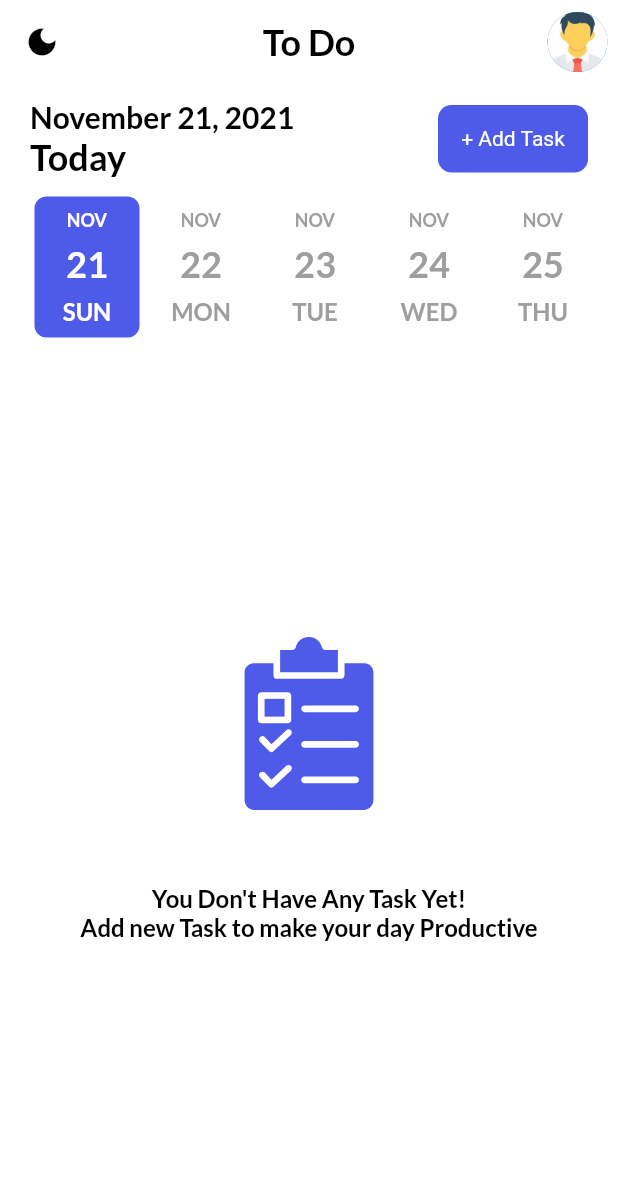
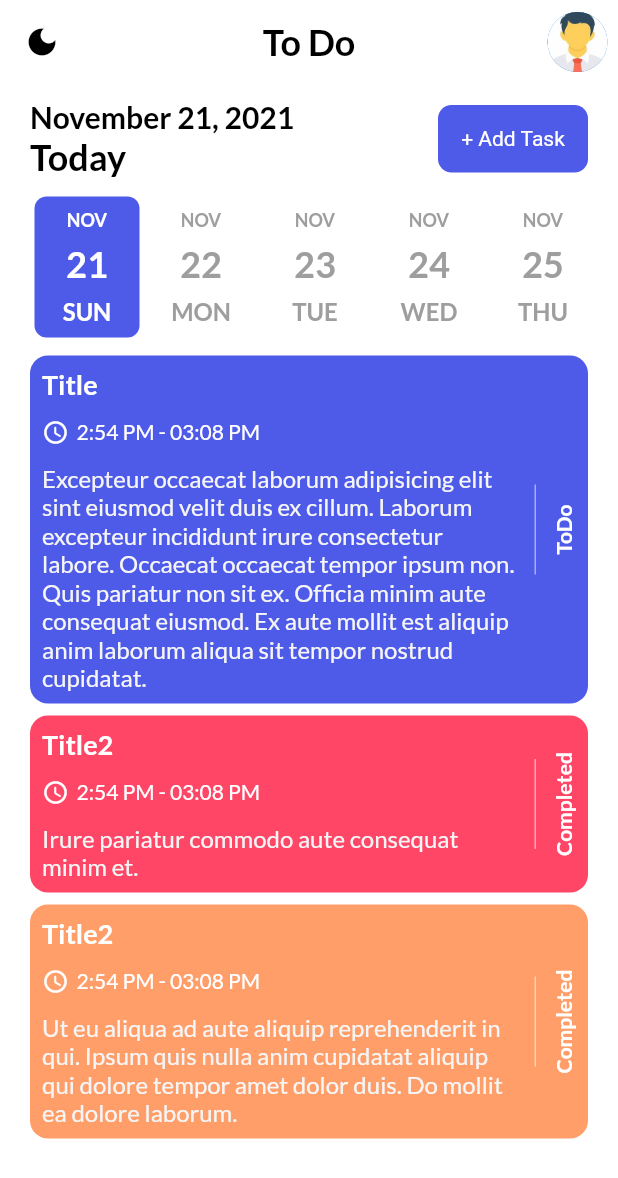
Before and after one commit to AbdArrahmanD/my_todo, a Flutter app: the screen it shows after launch, on a phone screen of 412 x 824 dp. Shown: the top 1178 px of the screen. Run offline on Flutter 3.47's test engine with Material 2 defaults, Android fonts, the phone set to English and light mode, and no system bars; drawn by our look-alikes of date_picker_timeline; our stand-ins replace flutter_local_notifications, flutter_svg, get, get_storage, google_fonts, timezone.

Commit message:
designing main Screen and Task Tile

```diff
--- a/lib/controllers/task_controller.dart
+++ b/lib/controllers/task_controller.dart
@@ -1,5 +1,40 @@
 import 'package:get/get.dart';
 
+import '../models/task.dart';
+
 class TaskController extends GetxController {
-  List tasksList = [].obs;
+  RxList tasksList = [
+    Task(
+      id: 1,
+      color: 0,
+      isCompleted: 0,
+      title: 'Title',
+      note:
+          'Excepteur occaecat laborum adipisicing elit sint eiusmod velit duis ex cillum. Laborum excepteur incididunt irure consectetur labore. Occaecat occaecat tempor ipsum non. Quis pariatur non sit ex. Officia minim aute consequat eiusmod. Ex aute mollit est aliquip anim laborum aliqua sit tempor nostrud cupidatat.',
+      startTime: '2:54 PM',
+      endTime: '03:08 PM',
+      date: '20/10',
+    ),
+    Task(
+      id: 2,
+      color: 1,
+      isCompleted: 1,
+      title: 'Title2',
+      note: 'Irure pariatur commodo aute consequat minim et.',
+      startTime: '2:54 PM',
+      endTime: '03:08 PM',
+      date: '20/10',
+    ),
+    Task(
+      id: 2,
+      color: 2,
+      isCompleted: 1,
+      title: 'Title2',
+      note:
+          'Ut eu aliqua ad aute aliquip reprehenderit in qui. Ipsum quis nulla anim cupidatat aliquip qui dolore tempor amet dolor duis. Do mollit ea dolore laborum.',
+      startTime: '2:54 PM',
+      endTime: '03:08 PM',
+      date: '20/10',
+    ),
+  ].obs;
 }
--- a/lib/models/size_config.dart
+++ b/lib/models/size_config.dart
@@ -12,3 +12,17 @@ class SizeConfig {
     orientation = mediaQueryData.orientation;
   }
 }
+
+// Get the proportionate height as per screen size
+double getProportionateScreenHeight(double inputHeight) {
+  double screenHeight = SizeConfig.screenHeight;
+  // 812 is the layout height that designer use
+  return (inputHeight / 812.0) * screenHeight;
+}
+
+// Get the proportionate height as per screen size
+double getProportionateScreenWidth(double inputWidth) {
+  double screenWidth = SizeConfig.screenWidth;
+  // 375 is the layout width that designer use
+  return (inputWidth / 375.0) * screenWidth;
+}
--- /dev/null
+++ b/lib/models/task.dart
@@ -0,0 +1,20 @@
+class Task {
+  late int id;
+  late int color;
+  late int isCompleted;
+  late String title;
+  late String note;
+  late String startTime;
+  late String endTime;
+  late String date;
+  Task({
+    required this.id,
+    required this.color,
+    required this.isCompleted,
+    required this.title,
+    required this.note,
+    required this.startTime,
+    required this.endTime,
+    required this.date,
+  });
+}
--- a/lib/models/themes.dart
+++ b/lib/models/themes.dart
@@ -1,7 +1,8 @@
 import 'package:flutter/material.dart';
 import 'package:get/get.dart';
 import 'package:google_fonts/google_fonts.dart';
-import 'package:my_todo/controllers/theme_controller.dart';
+
+import '../controllers/theme_controller.dart';
 
 const Color bluishClr = Color(0xFF4e5ae8);
 const Color orangeClr = Color(0xCFFF8746);
--- a/lib/views/pages/add_task_screen.dart
+++ b/lib/views/pages/add_task_screen.dart
@@ -1,10 +1,10 @@
 import 'package:flutter/material.dart';
 import 'package:get/get.dart';
 import 'package:intl/intl.dart';
-import 'package:my_todo/services/notification_services.dart';
 
 import '../../main.dart';
 import '../../models/themes.dart';
+import '../../services/notification_services.dart';
 import '../widgets/button.dart';
 import '../widgets/input_field.dart';
 
--- a/lib/views/pages/home_screen.dart
+++ b/lib/views/pages/home_screen.dart
@@ -10,6 +10,7 @@ import '../../main.dart';
 import '../../models/size_config.dart';
 import '../../models/themes.dart';
 import '../widgets/button.dart';
+import '../widgets/task_tile.dart';
 import 'add_task_screen.dart';
 
 class HomeScreen extends StatefulWidget {
@@ -98,8 +99,15 @@ class _HomeScreenState extends State<HomeScreen> {
 
   showTasks() {
     return Obx(() => Expanded(
-        child:
-            taskController.tasksList.isEmpty ? noTaskYet() : const Center()));
+        child: taskController.tasksList.isEmpty
+            ? noTaskYet()
+            : SingleChildScrollView(
+                child: Column(
+                  children: taskController.tasksList
+                      .map((task) => TaskTile(task: task))
+                      .toList(),
+                ),
+              )));
   }
 
   noTaskYet() => Container(
--- a/lib/views/widgets/input_field.dart
+++ b/lib/views/widgets/input_field.dart
@@ -1,6 +1,7 @@
 import 'package:flutter/material.dart';
 import 'package:get/get.dart';
-import 'package:my_todo/controllers/theme_controller.dart';
+
+import '../../controllers/theme_controller.dart';
 import '../../models/themes.dart';
 
 ThemeController homeController = Get.put(ThemeController());
--- /dev/null
+++ b/lib/views/widgets/task_tile.dart
@@ -0,0 +1,96 @@
+import 'package:flutter/material.dart';
+
+import '../../models/size_config.dart';
+import '../../models/task.dart';
+import '../../models/themes.dart';
+
+class TaskTile extends StatelessWidget {
+  final Task task;
+  const TaskTile({
+    required this.task,
+    Key? key,
+  }) : super(key: key);
+
+  @override
+  Widget build(BuildContext context) {
+    return Container(
+      margin: const EdgeInsets.only(bottom: 8),
+      padding: const EdgeInsets.all(8.0),
+      width: SizeConfig.orientation == Orientation.portrait
+          ? double.infinity
+          : getProportionateScreenWidth(150),
+      decoration: BoxDecoration(
+        borderRadius: BorderRadius.circular(12),
+        color: getTaskColor(task.color),
+      ),
+      child: Row(
+        children: [
+          Expanded(
+              child: SingleChildScrollView(
+            child: Column(
+              crossAxisAlignment: CrossAxisAlignment.start,
+              children: [
+                Text(
+                  task.title,
+                  style: titleStyle(color: Colors.white),
+                ),
+                const SizedBox(height: 12),
+                Row(
+                  children: [
+                    const Icon(
+                      Icons.access_time_rounded,
+                      color: Colors.white,
+                      size: 18,
+                    ),
+                    const SizedBox(width: 5),
+                    Text(
+                      '${task.startTime} - ${task.endTime}',
+                      style: bodyStyle(
+                        color: Colors.white,
+                        fontWeight: FontWeight.normal,
+                      ),
+                    ),
+                  ],
+                ),
+                const SizedBox(height: 12),
+                Text(
+                  task.note,
+                  style: subTitleStyle(
+                    fontWeight: FontWeight.normal,
+                    color: Colors.grey[100],
+                  ),
+                )
+              ],
+            ),
+          )),
+          Container(
+            height: 60,
+            width: 0.5,
+            margin: const EdgeInsets.symmetric(horizontal: 10),
+            color: Colors.white,
+          ),
+          RotatedBox(
+            quarterTurns: 3,
+            child: Text(
+              task.isCompleted == 0 ? 'ToDo' : 'Completed',
+              style: bodyStyle(color: Colors.white),
+            ),
+          )
+        ],
+      ),
+    );
+  }
+
+  getTaskColor(int color) {
+    switch (color) {
+      case 0:
+        return bluishClr;
+      case 1:
+        return pinkClr;
+      case 2:
+        return orangeClr;
+      default:
+        return bluishClr;
+    }
+  }
+}
```
Also changed, not shown: lib/views/pages/test.dart (added).
